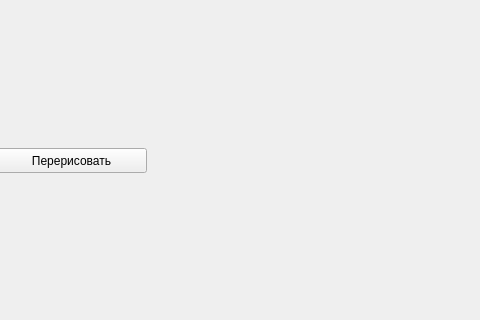
Above: base.ui from lunaplush/crypto before the change; both pictures show x 674 to 1154 and y 461 to 781 of the 1154 by 871 pixel window. Below: the same form after it.
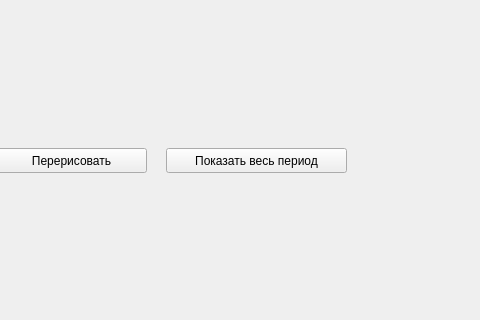
That is the form after the change.

Commit message: Функционал для прогнозирования части временного ряда

What changed in the file:
```diff
--- a/base.ui
+++ b/base.ui
@@ -81,6 +81,19 @@
      <string>Перерисовать</string>
     </property>
    </widget>
+   <widget class="QPushButton" name="btnFullPeriod">
+    <property name="geometry">
+     <rect>
+      <x>840</x>
+      <y>590</y>
+      <width>181</width>
+      <height>25</height>
+     </rect>
+    </property>
+    <property name="text">
+     <string>Показать весь период</string>
+    </property>
+   </widget>
   </widget>
   <widget class="QMenuBar" name="menubar">
    <property name="geometry">
```
The commit also changes 2 other files.
